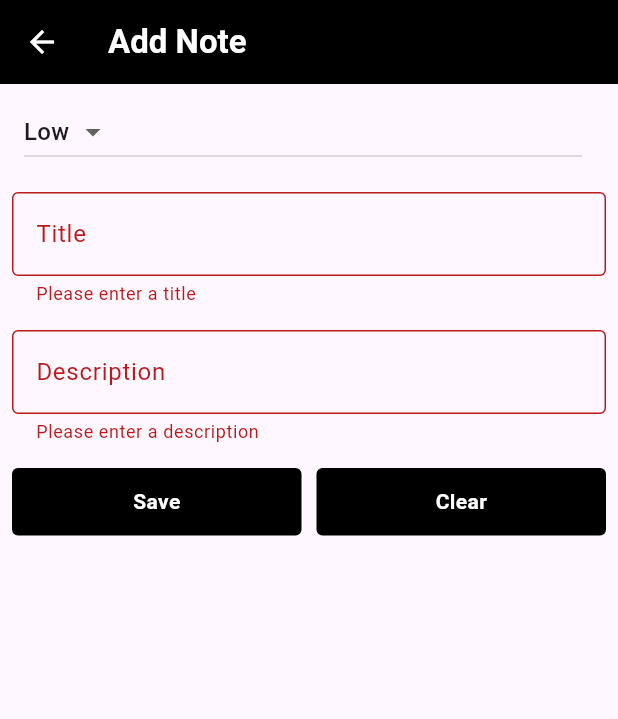
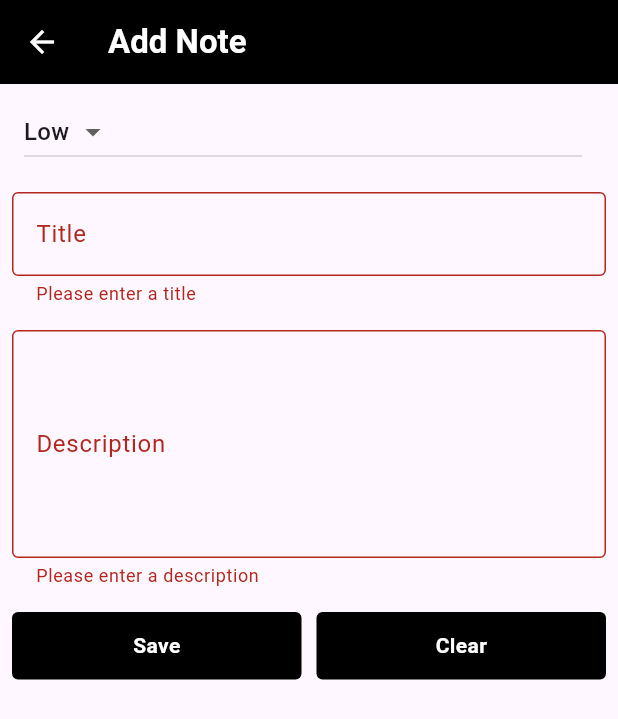
Before and after one commit to praveen0075/Note-keeper-sqflite-, a Flutter app: the NoteAddPage screen opened directly, after a tap on "Save", on a phone screen of 412 x 824 dp. Shown: the top 719 px of the screen. Run offline on Flutter 3.47's test engine with Material 3 defaults, Android fonts, the phone set to English and light mode, and no system bars; our stand-ins replace sqflite; accounts and stored records are empty.

Commit message:
final commit

```diff
--- a/lib/main.dart
+++ b/lib/main.dart
@@ -12,10 +12,6 @@ class MyApp extends StatelessWidget {
   Widget build(BuildContext context) {
     return MaterialApp(
       debugShowCheckedModeBanner: false,
-      title: 'Flutter Demo',
-      theme: ThemeData(
-        colorScheme: ColorScheme.fromSeed(seedColor: Colors.deepPurple),
-      ),
       home: const Notespage(),
     );
   }
--- a/lib/pages/note_add_page.dart
+++ b/lib/pages/note_add_page.dart
@@ -20,22 +20,10 @@ class _NoteAddPageState extends State<NoteAddPage> {
 
   int notePriority = 2;
   String stringPriority = "Low";
-  // String? title;
-  // String? desc;
 
   @override
   Widget build(BuildContext context) {
     List<String> _priorities = ["High", "Low"];
-
-    // String updatePriorityToString(String val){
-    //   if (val == "High") {
-    //     stringPriority = _priorities[0];
-    //     return _priorities[0];
-    //   } else {
-    //     stringPriority = _priorities[1];
-    //     return _priorities[1];
-    //   }
-    // }
 
     void updatePriority(String val) {
       if (val == "High") {
@@ -63,20 +51,15 @@ class _NoteAddPageState extends State<NoteAddPage> {
         final title = titleController.text;
         final desc = descriptionController.text;
         final date = DateFormat.yMMMd().format(DateTime.now());
-        log(id.toString());
-        log(date);
         final note = NoteModel(id, title, desc, date, notePriority);
         int result = await DatabaseHelper().insertNote(note);
         if (result != 0) {
           _goBackScreen();
-          log(notePriority.toString());
-          log(stringPriority);
 
           _showSnackBar("Note Saved Successfully", Colors.green);
         } else {
           _showSnackBar("Some thing went wrong", Colors.red);
         }
-        // final note = NoteModel(id, title, desc, date, notePriority);
       } else {}
     }
 
@@ -104,10 +87,8 @@ class _NoteAddPageState extends State<NoteAddPage> {
                     }).toList(),
                 value: stringPriority,
                 onChanged: (newValue) {
-                  log("new value ${newValue.toString()}");
                   log(notePriority.toString());
                   setState(() {
-                    log("drop down selected item is $newValue");
                     updatePriority(newValue!);
                   });
                 },
@@ -128,14 +109,13 @@ class _NoteAddPageState extends State<NoteAddPage> {
                   labelText: "Title",
                   border: OutlineInputBorder(),
                 ),
-                // onChanged: (newValue) {
-                //   titleController.text = newValue;
-                // },
               ),
             ),
             Padding(
               padding: const EdgeInsets.all(8.0),
               child: TextFormField(
+                minLines: 5,
+                maxLines: 45,
                 validator: (value) {
                   if (value == null || value.isEmpty) {
                     return "Please enter a description";
@@ -148,9 +128,6 @@ class _NoteAddPageState extends State<NoteAddPage> {
                   labelText: "Description",
                   border: OutlineInputBorder(),
                 ),
-                // onChanged: (newValue) {
-                //   descriptionController.text = newValue;
-                // },
               ),
             ),
 
--- a/lib/pages/note_details_page.dart
+++ b/lib/pages/note_details_page.dart
@@ -148,6 +148,8 @@ class _NoteDetailsPageState extends State<NoteDetailsPage> {
             Padding(
               padding: const EdgeInsets.all(8.0),
               child: TextFormField(
+                minLines: 5,
+                maxLines: 45,
                 validator: (value) {
                   if (value == null || value.isEmpty) {
                     return "Please enter a description";
```
Also changed, not shown: lib/models/note_model.dart (+1 -8 lines), lib/pages/notes_page.dart (+48 -15 lines), lib/utils/database_helper.dart (line endings or trailing spaces).
